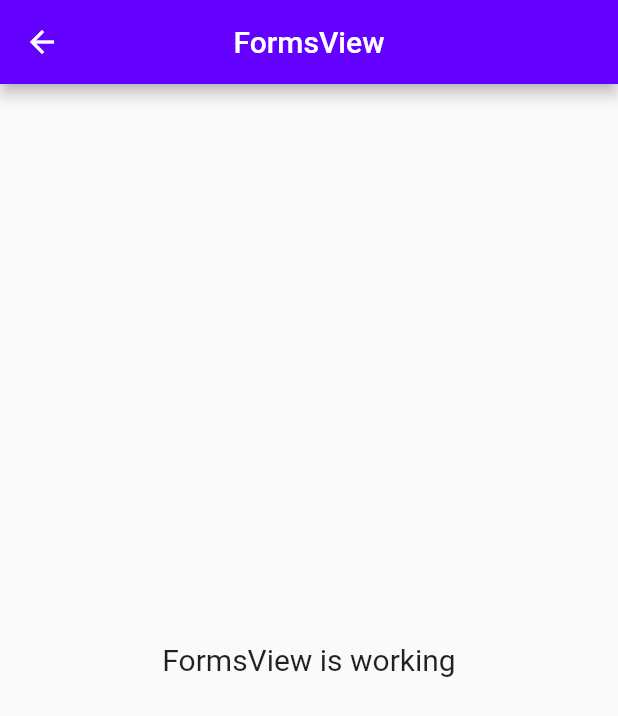
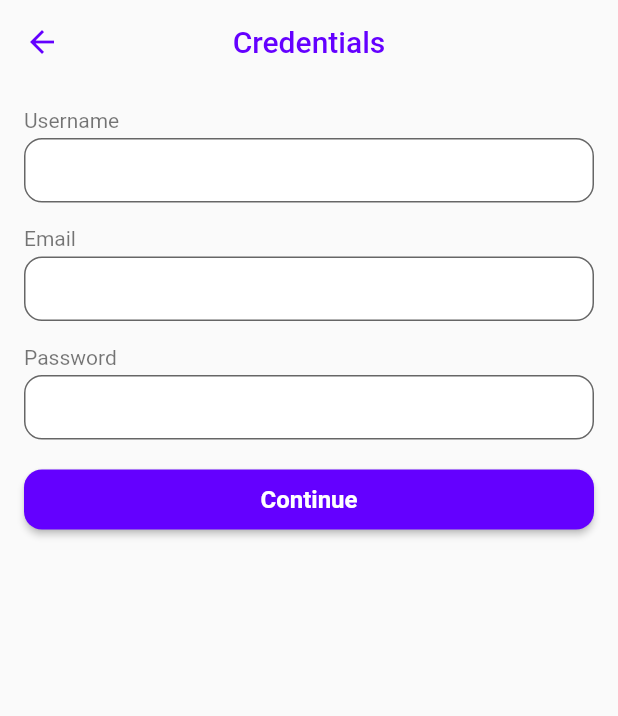
Before and after one commit to jp-ong/flutter-sandbox, a Flutter app: the screen it shows after launch, after a tap on "Forms", on a phone screen of 412 x 824 dp. Shown: the top 716 px of the screen. Run offline on Flutter 3.47's test engine with Material 2 defaults, Android fonts, the phone set to English and light mode, and no system bars; our stand-ins replace get, local_auth; missing offline and left inert: local_auth_android, local_auth_ios.

Commit message:
Add initial credential and profile form pages

```diff
--- /dev/null
+++ b/lib/app/modules/credentials_form/bindings/credentials_form_binding.dart
@@ -0,0 +1,12 @@
+import 'package:get/get.dart';
+
+import '../controllers/credentials_form_controller.dart';
+
+class CredentialsFormBinding extends Bindings {
+  @override
+  void dependencies() {
+    Get.lazyPut<CredentialsFormController>(
+      () => CredentialsFormController(),
+    );
+  }
+}
--- /dev/null
+++ b/lib/app/modules/credentials_form/controllers/credentials_form_controller.dart
@@ -0,0 +1,16 @@
+import 'package:flutter/widgets.dart';
+import 'package:flutter_sandbox/app/routes/app_pages.dart';
+import 'package:get/get.dart';
+
+class CredentialsFormController extends GetxController {
+  final credentialInfoKey = GlobalKey<FormState>();
+  TextEditingController usernameController = TextEditingController();
+  TextEditingController emailController = TextEditingController();
+  TextEditingController passwordController = TextEditingController();
+
+  void submitForm() {
+    if (credentialInfoKey.currentState!.validate()) {
+      Get.toNamed(Routes.PROFILE_FORM);
+    }
+  }
+}
--- /dev/null
+++ b/lib/app/modules/credentials_form/views/credentials_form_view.dart
@@ -0,0 +1,88 @@
+import 'package:flutter/material.dart';
+
+import 'package:get/get.dart';
+
+import '../controllers/credentials_form_controller.dart';
+
+class CredentialsFormView extends GetView<CredentialsFormController> {
+  const CredentialsFormView({Key? key}) : super(key: key);
+
+  @override
+  Widget build(BuildContext context) {
+    return Scaffold(
+      appBar: AppBar(
+        title: const Text('Credentials'),
+        centerTitle: true,
+      ),
+      body: Form(
+        key: controller.credentialInfoKey,
+        child: ListView(
+          padding: const EdgeInsets.all(16),
+          children: [
+            usernameField(),
+            formGap(),
+            emailField(),
+            formGap(),
+            passwordField(),
+            formGap(),
+            ElevatedButton(
+              onPressed: () => controller.submitForm(),
+              child: const Text('Continue'),
+            ),
+          ],
+        ),
+      ),
+    );
+  }
+
+  Widget usernameField() {
+    return Column(
+      crossAxisAlignment: CrossAxisAlignment.start,
+      children: [
+        Text('Username', style: Get.textTheme.labelMedium),
+        const SizedBox(height: 4),
+        TextFormField(
+          controller: controller.usernameController,
+          decoration: const InputDecoration(),
+          style: Get.textTheme.bodyMedium,
+          validator: (value) => value!.isEmpty ? 'Username is required' : null,
+        ),
+      ],
+    );
+  }
+
+  Widget emailField() {
+    return Column(
+      crossAxisAlignment: CrossAxisAlignment.start,
+      children: [
+        Text('Email', style: Get.textTheme.labelMedium),
+        const SizedBox(height: 4),
+        TextFormField(
+          controller: controller.emailController,
+          decoration: const InputDecoration(),
+          validator: (value) => value!.isEmpty ? 'Email is required' : null,
+        ),
+      ],
+    );
+  }
+
+  Widget passwordField() {
+    return Column(
+      crossAxisAlignment: CrossAxisAlignment.start,
+      children: [
+        Text('Password', style: Get.textTheme.labelMedium),
+        const SizedBox(height: 4),
+        TextFormField(
+          controller: controller.passwordController,
+          decoration: const InputDecoration(),
+          obscureText: true,
+          validator: (value) => value!.isEmpty ? 'Password is required' : null,
+        ),
+      ],
+    );
+  }
+
+  SizedBox formGap() {
+    return const SizedBox(height: 16);
+  }
+}
--- a/lib/app/modules/forms/bindings/forms_binding.dart
+++ /dev/null
@@ -1,12 +0,0 @@
-import 'package:get/get.dart';
-
-import '../controllers/forms_controller.dart';
-
-class FormsBinding extends Bindings {
-  @override
-  void dependencies() {
-    Get.lazyPut<FormsController>(
-      () => FormsController(),
-    );
-  }
-}
--- a/lib/app/modules/forms/views/forms_view.dart
+++ /dev/null
@@ -1,24 +0,0 @@
-import 'package:flutter/material.dart';
-
-import 'package:get/get.dart';
-
-import '../controllers/forms_controller.dart';
-
-class FormsView extends GetView<FormsController> {
-  const FormsView({Key? key}) : super(key: key);
-  @override
-  Widget build(BuildContext context) {
-    return Scaffold(
-      appBar: AppBar(
-        title: const Text('FormsView'),
-        centerTitle: true,
-      ),
-      body: const Center(
-        child: Text(
-          'FormsView is working',
-          style: TextStyle(fontSize: 20),
-        ),
-      ),
-    );
-  }
-}
--- a/lib/app/modules/home/views/home_view.dart
+++ b/lib/app/modules/home/views/home_view.dart
@@ -12,7 +12,6 @@ class HomeView extends GetView<HomeController> {
     return Scaffold(
       appBar: AppBar(
         title: const Text('Sandbox'),
-        centerTitle: true,
       ),
       body: ListView(
         padding: const EdgeInsets.all(8),
@@ -22,7 +21,7 @@ class HomeView extends GetView<HomeController> {
             child: const Text('Biometrics'),
           ),
           OutlinedButton(
-            onPressed: () => Get.toNamed(Routes.FORMS),
+            onPressed: () => Get.toNamed(Routes.CREDENTIALS_FORM),
             child: const Text('Forms'),
           ),
         ],
--- a/lib/app/routes/app_pages.dart
+++ b/lib/app/routes/app_pages.dart
@@ -2,10 +2,14 @@ import 'package:get/get.dart';
 
 import '../modules/biometrics/bindings/biometrics_binding.dart';
 import '../modules/biometrics/views/biometrics_view.dart';
-import '../modules/forms/bindings/forms_binding.dart';
-import '../modules/forms/views/forms_view.dart';
+import '../modules/credentials_form/bindings/credentials_form_binding.dart';
+import '../modules/credentials_form/views/credentials_form_view.dart';
 import '../modules/home/bindings/home_binding.dart';
 import '../modules/home/views/home_view.dart';
+import '../modules/profile_form/bindings/profile_form_binding.dart';
+import '../modules/profile_form/views/profile_form_view.dart';
+
+// ignore_for_file: constant_identifier_names
 
 part 'app_routes.dart';
 
@@ -26,9 +30,14 @@ class AppPages {
       binding: BiometricsBinding(),
     ),
     GetPage(
-      name: _Paths.FORMS,
-      page: () => const FormsView(),
+      name: _Paths.PROFILE_FORM,
+      page: () => const ProfileFormView(),
       binding: FormsBinding(),
+    ),
+    GetPage(
+      name: _Paths.CREDENTIALS_FORM,
+      page: () => const CredentialsFormView(),
+      binding: CredentialsFormBinding(),
     ),
   ];
 }
--- a/lib/app/routes/app_routes.dart
+++ b/lib/app/routes/app_routes.dart
@@ -1,3 +1,5 @@
+// ignore_for_file: constant_identifier_names
+
 part of 'app_pages.dart';
 // DO NOT EDIT. This is code generated via package:get_cli/get_cli.dart
 
@@ -5,12 +7,14 @@ abstract class Routes {
   Routes._();
   static const HOME = _Paths.HOME;
   static const BIOMETRICS = _Paths.BIOMETRICS;
-  static const FORMS = _Paths.FORMS;
+  static const PROFILE_FORM = _Paths.PROFILE_FORM;
+  static const CREDENTIALS_FORM = _Paths.CREDENTIALS_FORM;
 }
 
 abstract class _Paths {
   _Paths._();
   static const HOME = '/home';
   static const BIOMETRICS = '/biometrics';
-  static const FORMS = '/forms';
+  static const PROFILE_FORM = '/profile-form';
+  static const CREDENTIALS_FORM = '/credentials-form';
 }
--- a/lib/main.dart
+++ b/lib/main.dart
@@ -6,12 +6,6 @@ import 'app/routes/app_pages.dart';
 
 void main() {
   ThemeData lightThemeData = ThemeData(
-    textTheme: const TextTheme(
-      labelLarge: TextStyle(
-        fontSize: 16,
-        fontWeight: FontWeight.w700,
-      ),
-    ),
     colorScheme: const ColorScheme(
       brightness: Brightness.light,
       primary: Color.fromARGB(255, 100, 0, 255),
@@ -20,24 +14,61 @@ void main() {
       onSecondary: Colors.white,
       error: Color.fromARGB(255, 255, 0, 0),
       onError: Colors.white,
-      background: Colors.white,
+      background: Color.fromARGB(255, 250, 250, 250),
       onBackground: Colors.black,
       surface: Colors.grey,
       onSurface: Colors.black,
     ),
+    appBarTheme: const AppBarTheme(
+      backgroundColor: Color.fromARGB(255, 250, 250, 250),
+      foregroundColor: Color.fromARGB(255, 100, 0, 255),
+      elevation: 0,
+    ),
+    textTheme: const TextTheme(
+      labelLarge: TextStyle(
+        fontSize: 16,
+        fontWeight: FontWeight.w700,
+      ),
+      labelMedium: TextStyle(
+        fontSize: 14,
+        color: Colors.black54,
+      ),
+      bodyMedium: TextStyle(
+        fontSize: 16,
+        color: Colors.black,
+      ),
+    ),
     elevatedButtonTheme: ElevatedButtonThemeData(
       style: ElevatedButton.styleFrom(
         minimumSize: const Size(0, 40),
+        shape: const RoundedRectangleBorder(
+          borderRadius: BorderRadius.all(Radius.circular(12)),
+        ),
       ),
     ),
     outlinedButtonTheme: OutlinedButtonThemeData(
       style: OutlinedButton.styleFrom(
         minimumSize: const Size(0, 40),
+        shape: const RoundedRectangleBorder(
+          borderRadius: BorderRadius.all(Radius.circular(12)),
+        ),
       ),
     ),
     textButtonTheme: TextButtonThemeData(
       style: TextButton.styleFrom(
         minimumSize: const Size(0, 40),
+        shape: const RoundedRectangleBorder(
+          borderRadius: BorderRadius.all(Radius.circular(12)),
+        ),
+      ),
+    ),
+    inputDecorationTheme: const InputDecorationTheme(
+      filled: true,
+      fillColor: Colors.white,
+      isDense: true,
+      contentPadding: EdgeInsets.fromLTRB(12, 12, 12, 12),
+      border: OutlineInputBorder(
+        borderRadius: BorderRadius.all(Radius.circular(12)),
       ),
     ),
   );
```
Also changed, not shown: lib/app/modules/forms/controllers/forms_controller.dart (deleted, +0 -23 lines), lib/app/modules/profile_form/bindings/profile_form_binding.dart (added, +12 -0 lines), lib/app/modules/profile_form/controllers/profile_form_controller.dart (added, +15 -0 lines), lib/app/modules/profile_form/views/profile_form_view.dart (added, +70 -0 lines).
